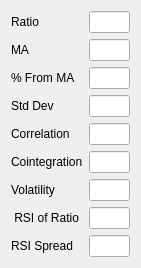
The window that datatoolboxwidget.ui (ProDataLab/nkny) describes before a commit, drawn with Qt 5.
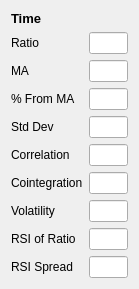
The same window after the commit.

```diff
--- a/datatoolboxwidget.ui
+++ b/datatoolboxwidget.ui
@@ -6,8 +6,8 @@
    <rect>
     <x>0</x>
     <y>0</y>
-    <width>141</width>
-    <height>246</height>
+    <width>139</width>
+    <height>268</height>
    </rect>
   </property>
   <property name="windowTitle">
@@ -15,13 +15,27 @@
   </property>
   <layout class="QFormLayout" name="formLayout">
    <item row="0" column="0">
+    <widget class="QLabel" name="timeLabel">
+     <property name="font">
+      <font>
+       <pointsize>10</pointsize>
+       <weight>75</weight>
+       <bold>true</bold>
+      </font>
+     </property>
+     <property name="text">
+      <string>Time</string>
+     </property>
+    </widget>
+   </item>
+   <item row="1" column="0">
     <widget class="QLabel" name="label_2">
      <property name="text">
       <string>Ratio</string>
      </property>
     </widget>
    </item>
-   <item row="0" column="1">
+   <item row="1" column="1">
     <widget class="QLineEdit" name="lastRatioLineEdit">
      <property name="maximumSize">
       <size>
@@ -34,14 +48,14 @@
      </property>
     </widget>
    </item>
-   <item row="1" column="0">
+   <item row="2" column="0">
     <widget class="QLabel" name="label_8">
      <property name="text">
       <string>MA</string>
      </property>
     </widget>
    </item>
-   <item row="1" column="1">
+   <item row="2" column="1">
     <widget class="QLineEdit" name="lastMaLineEdit">
      <property name="maximumSize">
       <size>
@@ -54,14 +68,14 @@
      </property>
     </widget>
    </item>
-   <item row="2" column="0">
+   <item row="3" column="0">
     <widget class="QLabel" name="label_9">
      <property name="text">
       <string>% From MA</string>
      </property>
     </widget>
    </item>
-   <item row="2" column="1">
+   <item row="3" column="1">
     <widget class="QLineEdit" name="lastPcntFromMaLineEdit">
      <property name="maximumSize">
       <size>
@@ -74,14 +88,14 @@
      </property>
     </widget>
    </item>
-   <item row="3" column="0">
+   <item row="4" column="0">
     <widget class="QLabel" name="label_10">
      <property name="text">
       <string>Std Dev</string>
      </property>
     </widget>
    </item>
-   <item row="3" column="1">
+   <item row="4" column="1">
     <widget class="QLineEdit" name="lastStdDevLineEdit">
      <property name="maximumSize">
       <size>
@@ -94,14 +108,14 @@
      </property>
     </widget>
    </item>
-   <item row="4" column="0">
+   <item row="5" column="0">
     <widget class="QLabel" name="label_11">
      <property name="text">
       <string>Correlation</string>
      </property>
     </widget>
    </item>
-   <item row="4" column="1">
+   <item row="5" column="1">
     <widget class="QLineEdit" name="lastCorrelationLineEdit">
      <property name="maximumSize">
       <size>
@@ -114,14 +128,14 @@
      </property>
     </widget>
    </item>
-   <item row="5" column="0">
-    <widget class="QLabel" name="label_12">
+   <item row="6" column="0">
+    <widget class="QLabel" name="lastCointigrationLabel">
      <property name="text">
       <string>Cointegration</string>
      </property>
     </widget>
    </item>
-   <item row="5" column="1">
+   <item row="6" column="1">
     <widget class="QLineEdit" name="lastCointegrationLineEdit">
      <property name="maximumSize">
       <size>
@@ -134,14 +148,14 @@
      </property>
     </widget>
    </item>
-   <item row="6" column="0">
+   <item row="7" column="0">
     <widget class="QLabel" name="label_13">
      <property name="text">
       <string>Volatility</string>
      </property>
     </widget>
    </item>
-   <item row="6" column="1">
+   <item row="7" column="1">
     <widget class="QLineEdit" name="lastVolatilityLineEdit">
      <property name="maximumSize">
       <size>
@@ -154,14 +168,14 @@
      </property>
     </widget>
    </item>
-   <item row="7" column="0">
+   <item row="8" column="0">
     <widget class="QLabel" name="label_14">
      <property name="text">
-      <string> RSI of Ratio</string>
+      <string>RSI of Ratio</string>
      </property>
     </widget>
    </item>
-   <item row="7" column="1">
+   <item row="8" column="1">
     <widget class="QLineEdit" name="lastRsiOfRatioLineEdit">
      <property name="maximumSize">
       <size>
@@ -174,14 +188,14 @@
      </property>
     </widget>
    </item>
-   <item row="8" column="0">
+   <item row="9" column="0">
     <widget class="QLabel" name="label_15">
      <property name="text">
       <string>RSI Spread</string>
      </property>
     </widget>
    </item>
-   <item row="8" column="1">
+   <item row="9" column="1">
     <widget class="QLineEdit" name="lastRsiSpreadLineEdit">
      <property name="maximumSize">
       <size>
```
